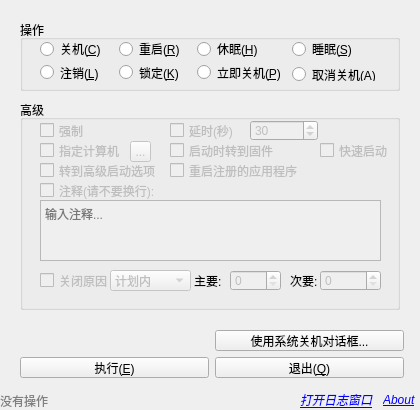
Qt form ShutMgr/mainwindow.ui (CommandPrompt-Wang/QShutMgr) before a commit.
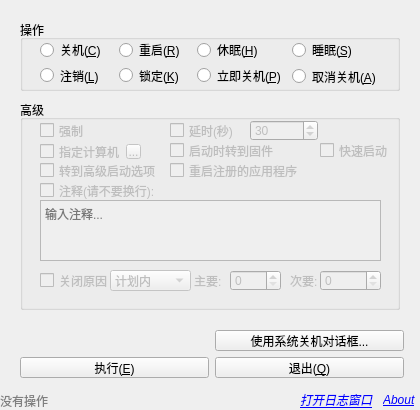
The same form after that commit. Icons and pictures are not drawn.

Patch:
```diff
--- a/ShutMgr/mainwindow.ui
+++ b/ShutMgr/mainwindow.ui
@@ -41,6 +41,9 @@
    <iconset resource="res.qrc">
     <normaloff>:/new/prefix1/resources/Programico.ico</normaloff>:/new/prefix1/resources/Programico.ico</iconset>
   </property>
+  <property name="styleSheet">
+   <string notr="true"/>
+  </property>
   <widget class="QWidget" name="centralwidget">
    <widget class="QLabel" name="About">
     <property name="geometry">
@@ -157,7 +160,7 @@
        <x>20</x>
        <y>20</y>
        <width>341</width>
-       <height>41</height>
+       <height>45</height>
       </rect>
      </property>
      <property name="sizePolicy">
@@ -552,7 +555,7 @@
     <widget class="QLabel" name="label">
      <property name="geometry">
       <rect>
-       <x>138</x>
+       <x>128</x>
        <y>43</y>
        <width>16</width>
        <height>16</height>
@@ -602,43 +605,6 @@
       <string>关闭原因</string>
      </property>
     </widget>
-    <widget class="QToolButton" name="ChooseMachine_but">
-     <property name="enabled">
-      <bool>false</bool>
-     </property>
-     <property name="geometry">
-      <rect>
-       <x>110</x>
-       <y>41</y>
-       <width>21</width>
-       <height>21</height>
-      </rect>
-     </property>
-     <property name="sizePolicy">
-      <sizepolicy hsizetype="Fixed" vsizetype="Fixed">
-       <horstretch>0</horstretch>
-       <verstretch>0</verstretch>
-      </sizepolicy>
-     </property>
-     <property name="minimumSize">
-      <size>
-       <width>21</width>
-       <height>21</height>
-      </size>
-     </property>
-     <property name="maximumSize">
-      <size>
-       <width>16777215</width>
-       <height>20</height>
-      </size>
-     </property>
-     <property name="toolTip">
-      <string>&lt;html&gt;&lt;head/&gt;&lt;body&gt;&lt;p&gt;打开计算机列表...&lt;/p&gt;&lt;/body&gt;&lt;/html&gt;</string>
-     </property>
-     <property name="text">
-      <string>...</string>
-     </property>
-    </widget>
     <widget class="QComboBox" name="comboBox_ReasonType">
      <property name="enabled">
       <bool>false</bool>
@@ -685,43 +651,6 @@
       </property>
      </item>
     </widget>
-    <widget class="QCheckBox" name="SetMachine">
-     <property name="enabled">
-      <bool>false</bool>
-     </property>
-     <property name="geometry">
-      <rect>
-       <x>20</x>
-       <y>40</y>
-       <width>80</width>
-       <height>21</height>
-      </rect>
-     </property>
-     <property name="sizePolicy">
-      <sizepolicy hsizetype="Fixed" vsizetype="Fixed">
-       <horstretch>0</horstretch>
-       <verstretch>0</verstretch>
-      </sizepolicy>
-     </property>
-     <property name="minimumSize">
-      <size>
-       <width>80</width>
-       <height>21</height>
-      </size>
-     </property>
-     <property name="maximumSize">
-      <size>
-       <width>16777215</width>
-       <height>100000</height>
-      </size>
-     </property>
-     <property name="toolTip">
-      <string>&lt;html&gt;&lt;head/&gt;&lt;body&gt;&lt;p&gt;指定关闭的计算机&lt;/p&gt;&lt;p&gt;&lt;span style=&quot; font-weight:700; color:#ff0000;&quot;&gt;与“启动时转到固件”冲突&lt;/span&gt;&lt;/p&gt;&lt;p&gt;&lt;span style=&quot; font-weight:700; color:#000000;&quot;&gt;命令:&lt;/span&gt;&lt;span style=&quot; font-weight:700; font-style:italic; color:#000000;&quot;&gt;shutdown -m xxx&lt;/span&gt;&lt;/p&gt;&lt;/body&gt;&lt;/html&gt;</string>
-     </property>
-     <property name="text">
-      <string>指定计算机</string>
-     </property>
-    </widget>
     <widget class="QSpinBox" name="Number_MinorReason">
      <property name="enabled">
       <bool>false</bool>
@@ -869,7 +798,7 @@
     </widget>
     <widget class="QLabel" name="label_MajorReason">
      <property name="enabled">
-      <bool>true</bool>
+      <bool>false</bool>
      </property>
      <property name="geometry">
       <rect>
@@ -943,7 +872,7 @@
     </widget>
     <widget class="QLabel" name="label_MinorReason">
      <property name="enabled">
-      <bool>true</bool>
+      <bool>false</bool>
      </property>
      <property name="geometry">
       <rect>
@@ -1058,6 +987,98 @@
       <string>注释(请不要换行):</string>
      </property>
     </widget>
+    <widget class="QWidget" name="">
+     <property name="geometry">
+      <rect>
+       <x>20</x>
+       <y>40</y>
+       <width>101</width>
+       <height>23</height>
+      </rect>
+     </property>
+     <layout class="QHBoxLayout" name="horizontalLayout">
+      <item>
+       <widget class="QCheckBox" name="SetMachine">
+        <property name="enabled">
+         <bool>false</bool>
+        </property>
+        <property name="sizePolicy">
+         <sizepolicy hsizetype="Fixed" vsizetype="Fixed">
+          <horstretch>0</horstretch>
+          <verstretch>0</verstretch>
+         </sizepolicy>
+        </property>
+        <property name="minimumSize">
+         <size>
+          <width>80</width>
+          <height>21</height>
+         </size>
+        </property>
+        <property name="maximumSize">
+         <size>
+          <width>16777215</width>
+          <height>100000</height>
+         </size>
+        </property>
+        <property name="toolTip">
+         <string>&lt;html&gt;&lt;head/&gt;&lt;body&gt;&lt;p&gt;&lt;span style=&quot; color:#1d1d1f;&quot;&gt;指定关闭的计算机&lt;/span&gt;&lt;/p&gt;&lt;p&gt;&lt;span style=&quot; font-weight:700; color:#1d1d1f;&quot;&gt;与“启动时转到固件”冲突&lt;/span&gt;&lt;/p&gt;&lt;p&gt;&lt;span style=&quot; font-weight:700; color:#1d1d1f;&quot;&gt;命令:&lt;/span&gt;&lt;span style=&quot; font-weight:700; font-style:italic; color:#1d1d1f;&quot;&gt;shutdown -m xxx&lt;/span&gt;&lt;/p&gt;&lt;/body&gt;&lt;/html&gt;</string>
+        </property>
+        <property name="text">
+         <string>指定计算机</string>
+        </property>
+       </widget>
+      </item>
+      <item>
+       <widget class="QToolButton" name="ChooseMachine_but">
+        <property name="enabled">
+         <bool>false</bool>
+        </property>
+        <property name="sizePolicy">
+         <sizepolicy hsizetype="Fixed" vsizetype="Fixed">
+          <horstretch>0</horstretch>
+          <verstretch>0</verstretch>
+         </sizepolicy>
+        </property>
+        <property name="minimumSize">
+         <size>
+          <width>15</width>
+          <height>15</height>
+         </size>
+        </property>
+        <property name="maximumSize">
+         <size>
+          <width>15</width>
+          <height>15</height>
+         </size>
+        </property>
+        <property name="toolTip">
+         <string>&lt;html&gt;&lt;head/&gt;&lt;body&gt;&lt;p&gt;打开计算机列表...&lt;/p&gt;&lt;/body&gt;&lt;/html&gt;</string>
+        </property>
+        <property name="text">
+         <string>...</string>
+        </property>
+       </widget>
+      </item>
+     </layout>
+    </widget>
+    <zorder>label</zorder>
+    <zorder>RestartRegistedProgram</zorder>
+    <zorder>check_GiveReason</zorder>
+    <zorder>comboBox_ReasonType</zorder>
+    <zorder>SetMachine</zorder>
+    <zorder>Force_Shutdown</zorder>
+    <zorder>PrepareForHybrid</zorder>
+    <zorder>label_MajorReason</zorder>
+    <zorder>ToAdvStartUp</zorder>
+    <zorder>label_MinorReason</zorder>
+    <zorder>WaitingTimeCheckBox</zorder>
+    <zorder>Comment</zorder>
+    <zorder>Number_MinorReason</zorder>
+    <zorder>Number_MajorReason</zorder>
+    <zorder>Comment_Text</zorder>
+    <zorder>ToBIOS</zorder>
+    <zorder>ChooseMachine_but</zorder>
+    <zorder>WaitingTime</zorder>
    </widget>
    <widget class="QWidget" name="layoutWidget">
     <property name="geometry">
```
Left out of the diff: 135 changed lines with no effect on the pictures.
